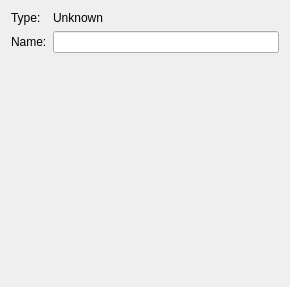
This is ui/CarrierInspector.ui in dmzdev/seademo as Qt 5 draws it before an edit. The edited form follows.
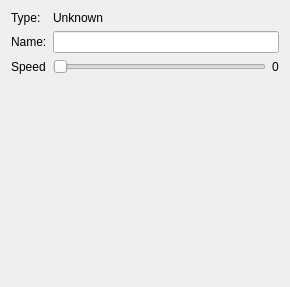
This is the edited form.

```diff
--- a/ui/CarrierInspector.ui
+++ b/ui/CarrierInspector.ui
@@ -38,6 +38,34 @@
    <item row="1" column="1">
     <widget class="QLineEdit" name="nameEdit"/>
    </item>
+   <item row="2" column="0">
+    <widget class="QLabel" name="label_2">
+     <property name="text">
+      <string>Speed</string>
+     </property>
+    </widget>
+   </item>
+   <item row="2" column="1">
+    <layout class="QHBoxLayout" name="horizontalLayout">
+     <item>
+      <widget class="QSlider" name="speedSlider">
+       <property name="maximum">
+        <number>100</number>
+       </property>
+       <property name="orientation">
+        <enum>Qt::Horizontal</enum>
+       </property>
+      </widget>
+     </item>
+     <item>
+      <widget class="QLabel" name="label_4">
+       <property name="text">
+        <string>0</string>
+       </property>
+      </widget>
+     </item>
+    </layout>
+   </item>
   </layout>
  </widget>
  <resources/>
```
Left out of the diff: 19 changed lines with no effect on the pictures.
